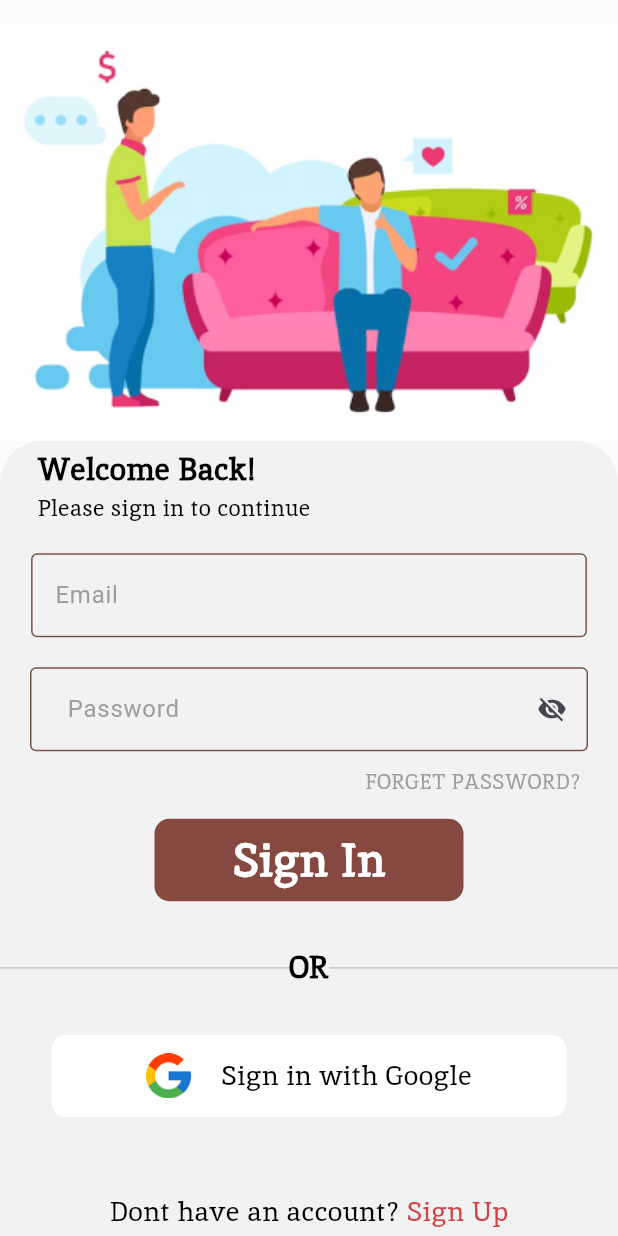
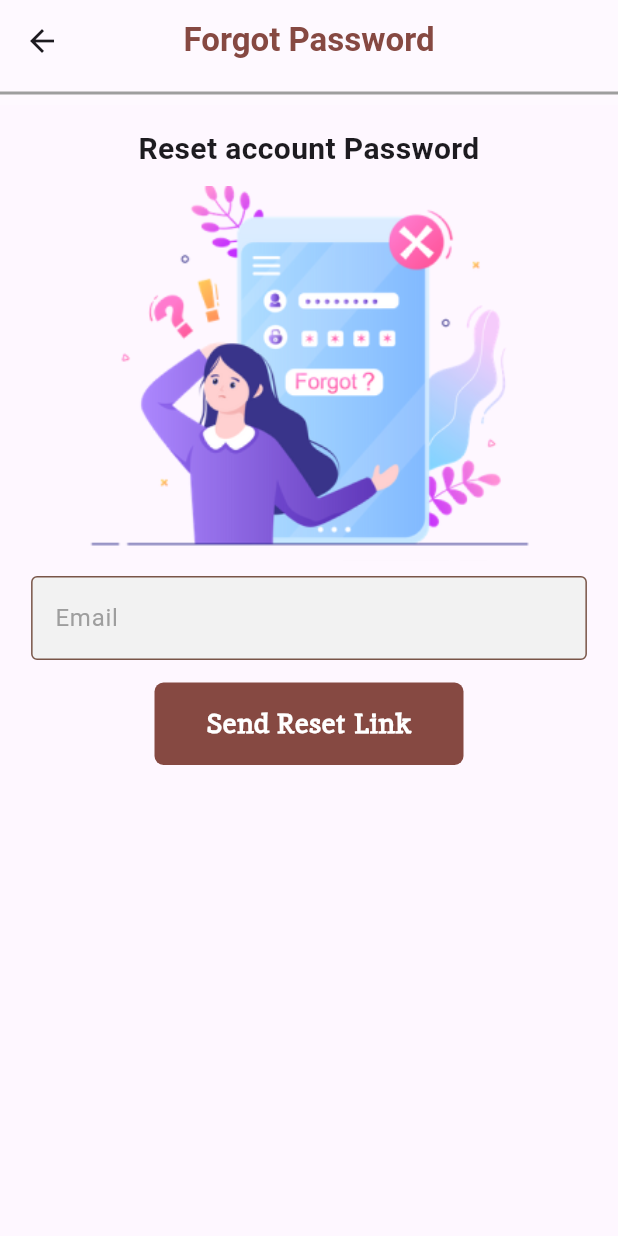
Before and after one commit to Preranashrestha0/kinbechFurnitureApp, a Flutter app: the screen it shows after launch, after a tap on "FORGET PASSWORD?", on a phone screen of 412 x 824 dp. Run offline on Flutter 3.47's test engine with Material 3 defaults, Android fonts, the phone set to English and light mode, and no system bars; our stand-ins replace cloud_firestore, connectivity_plus, firebase_auth, firebase_core, google_sign_in, pull_to_refresh and 1 more; accounts and stored records are empty.

Commit message:
Forgot password

```diff
--- /dev/null
+++ b/lib/pages/Forgot_password_page.dart
@@ -0,0 +1,132 @@
+import 'package:firebase_auth/firebase_auth.dart';
+import 'package:flutter/material.dart';
+import 'package:kinbech_furnitureapp/Validation/Validator.dart';
+import 'package:kinbech_furnitureapp/components/TextFormField.dart';
+class ForgetPasswordPage extends StatefulWidget {
+  const ForgetPasswordPage({super.key});
+
+  @override
+  State<ForgetPasswordPage> createState() => _ForgetPasswordPageState();
+}
+
+class _ForgetPasswordPageState extends State<ForgetPasswordPage> {
+  final emailcontroller = TextEditingController();
+
+
+
+
+  @override
+  void dispose(){
+    emailcontroller.dispose();
+    super.dispose();
+  }
+
+  Future passwordReset() async {
+    try {
+      await FirebaseAuth.instance
+          .sendPasswordResetEmail(email: emailcontroller.text.trim());
+      showDialog(
+        context: context,
+        builder: (context){
+          return AlertDialog(
+            content: Text('Password reset link sent! check your email'),
+          );
+        },
+      );
+      // Clear the email input field after sending the reset link
+      emailcontroller.clear();
+    } on FirebaseAuthException catch (e) {
+      print(e);
+      showDialog(
+        context: context,
+        builder: (context){
+          return AlertDialog(
+            content: Text(e.message.toString()),
+          );
+        },
+      );
+    }
+  }
+  @override
+  Widget build(BuildContext context) {
+    var size = MediaQuery
+        .of(context)
+        .size;
+    return Scaffold(
+      appBar: PreferredSize(
+        preferredSize: Size.fromHeight(70.0),
+        child: AppBar(
+          backgroundColor: Colors.white24,
+          elevation: 0,
+          title: Text(
+            'Forgot Password',
+            style: TextStyle(
+              color: Color(0xff864942),
+              fontWeight: FontWeight.bold,
+            ),
+          ),
+          centerTitle: true,
+          bottom: PreferredSize(
+            preferredSize: Size.fromHeight(1.0), // Adjust the height of the line
+            child: Divider(
+            color: Colors.grey,
+            thickness: 2.0, // Adjust the thickness of the line
+            ),
+          ),
+        ),
+      ),
+      body: Column(
+        mainAxisAlignment: MainAxisAlignment.start,
+        children: [
+          const SizedBox(height: 15),
+          Padding(
+            padding: const EdgeInsets.symmetric(horizontal: 25.0),
+            child: Text("Reset account Password",
+              textAlign: TextAlign.center,
+              style: TextStyle(fontSize: 20, fontWeight: FontWeight.bold),
+            ),
+          ),
+          const SizedBox(height: 10,),
+          Image.asset('assets/images/forgot.png', height: 250),
+          SizedBox(height: 10),
+
+          Container(
+            width: size.width/1.1,
+            child: MyTextFormField(
+              controller: emailcontroller,
+              hintText: 'Email',
+              validator: Validator.validateEmail,
+
+            ),
+          ),
+          const SizedBox(height: 15),
+
+          Row(
+            mainAxisAlignment: MainAxisAlignment.center,
+            children: [
+              GestureDetector(
+                onTap: passwordReset,
+                child: Container(
+                  height: size.height / 15,
+                  width: size.width / 2,
+                  decoration: BoxDecoration(
+                      color: Color(0xff864942),
+                      borderRadius: BorderRadius.circular(6)),
+                  child: Center(
+                      child: Text(
+                        "Send Reset Link",
+                        style: TextStyle(
+                            color: Colors.white,
+                            fontFamily: 'Inika',
+                            fontSize: 18,
+                            fontWeight: FontWeight.bold),
+                      )),
+                ),
+              ),
+            ],
+          ),
+        ],
+      ),
+    );
+  }
+}
--- a/lib/pages/Login_page.dart
+++ b/lib/pages/Login_page.dart
@@ -4,6 +4,7 @@ import 'package:flutter/material.dart';
 import 'package:google_sign_in/google_sign_in.dart';
 import 'package:kinbech_furnitureapp/Validation/Validator.dart';
 import 'package:kinbech_furnitureapp/components/TextFormField.dart';
+import 'package:kinbech_furnitureapp/pages/Forgot_password_page.dart';
 import 'package:kinbech_furnitureapp/pages/onBoardingpage.dart';
 import 'package:shared_preferences/shared_preferences.dart';
 
@@ -261,14 +262,14 @@ class loginpagestate extends State<loginpage> {
                             children: [
                               GestureDetector(
                                 onTap: () {
-                                  // Navigator.push(
-                                  //   context,
-                                  //   MaterialPageRoute(
-                                  //     builder: (context) {
-                                  //       return ForgetPasswordPage();
-                                  //     },
-                                  //   ),
-                                  // );
+                                  Navigator.push(
+                                    context,
+                                    MaterialPageRoute(
+                                      builder: (context) {
+                                        return ForgetPasswordPage();
+                                      },
+                                    ),
+                                  );
                                 },
                                 child: Text('FORGET PASSWORD?',
                                   style: TextStyle(fontFamily: 'Inika',color: Colors.grey[500]), ),
--- a/pubspec.yaml
+++ b/pubspec.yaml
@@ -96,6 +96,7 @@ flutter:
     - assets/images/more_than.png
     - assets/images/homepagepic.png
     - assets/images/login_img.png
+    - assets/images/forgot.png
   # An image asset can refer to one or more resolution-specific "variants", see
   # https://flutter.dev/assets-and-images/#resolution-aware
 
```
Also changed, not shown: assets/images/forgot.png (added).
